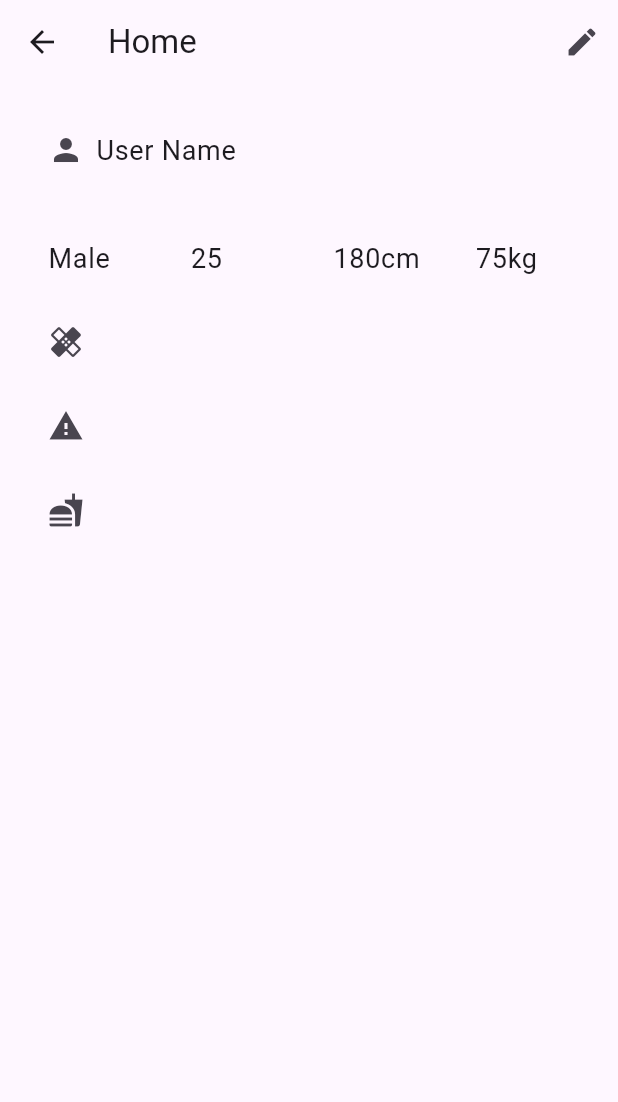
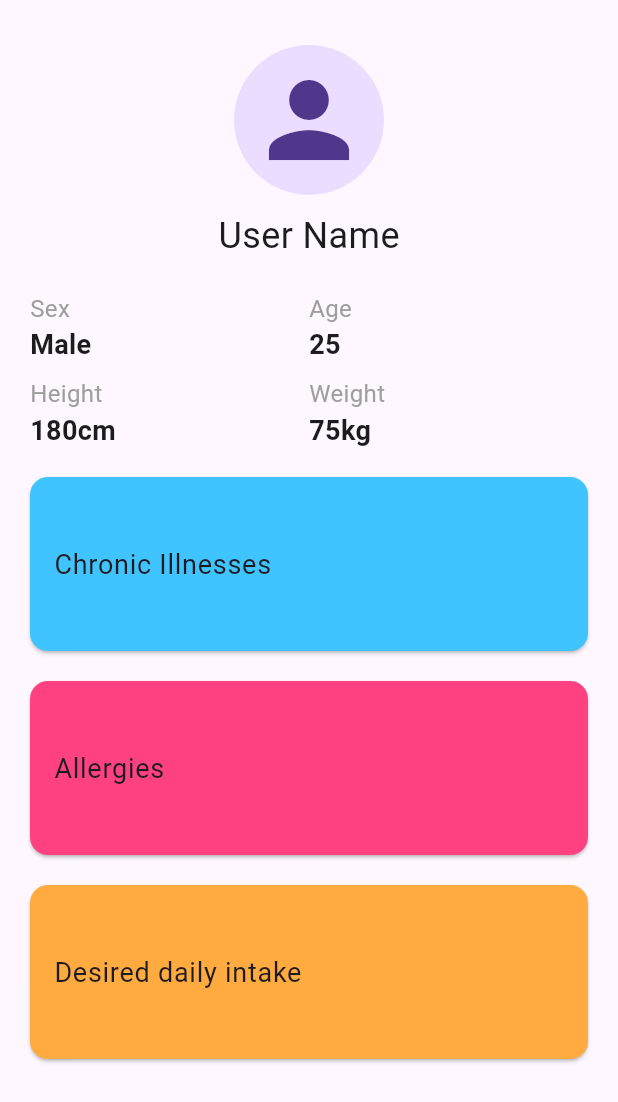
Before and after one commit to neoman-omyeon-go/Bigsasimi_FrontEnd, a Flutter app: the Profile screen opened directly, on a phone screen of 412 x 824 dp. Shown: the top 1102 px of the screen. Run offline on Flutter 3.47's test engine with Material 3 defaults, Android fonts, the phone set to English and light mode, and no system bars; our stand-ins replace dio, flutter_native_splash, flutter_secure_storage, fluttertoast; missing offline and left inert: dart:js, dart:js_interop; accounts and stored records are empty.

Commit message:
Profile just Showing to Client

```diff
--- a/lib/profile.dart
+++ b/lib/profile.dart
@@ -1,131 +1,102 @@
 import 'package:flutter/material.dart';
 
+// Profile 페이지가 별도의 화면으로서 다른 페이지에서 네비게이션으로 이동할 때
 class Profile extends StatefulWidget {
   @override
-  _ProfilePageState createState() => _ProfilePageState();
+  _ProfileState createState() => _ProfileState();
 }
 
-class _ProfilePageState extends State<Profile> {
-  bool isEditMode = false;
-
-  // Create a text editing controller for each field
-  final TextEditingController _nameController = TextEditingController();
-  final TextEditingController _sexController = TextEditingController();
-  final TextEditingController _ageController = TextEditingController();
-  final TextEditingController _heightController = TextEditingController();
-  final TextEditingController _weightController = TextEditingController();
-  final TextEditingController _chronicIllnessController = TextEditingController();
-  final TextEditingController _allergiesController = TextEditingController();
-  final TextEditingController _dailyIntakeController = TextEditingController();
-
-  @override
-  void dispose() {
-    // Dispose the controllers when the widget is removed from the widget tree
-    _nameController.dispose();
-    _sexController.dispose();
-    _ageController.dispose();
-    _heightController.dispose();
-    _weightController.dispose();
-    _chronicIllnessController.dispose();
-    _allergiesController.dispose();
-    _dailyIntakeController.dispose();
-    super.dispose();
-  }
-
-  void toggleEditMode() {
-    setState(() {
-      isEditMode = !isEditMode;
-    });
-  }
-
+class _ProfileState extends State<Profile> {
   @override
   Widget build(BuildContext context) {
     return Scaffold(
-      appBar: AppBar(
-        title: Text('Home'),
-        leading: IconButton(
-          icon: Icon(Icons.arrow_back),
-          onPressed: () => Navigator.of(context).pop(),
+      body: ListView(
+        children: <Widget>[
+          SizedBox(height: 30),
+          CircleAvatar(
+            radius: 50,
+            child: Icon(Icons.person, size: 80),
           ),
-        actions: <Widget>[
-          if (isEditMode)
-            IconButton(
-              icon: Icon(Icons.save),
-              onPressed: () {
-                // Save data logic
-                toggleEditMode();
-              },
+          SizedBox(height: 10),
+          Center(child: Text('User Name', style: TextStyle(fontSize: 24))),
+          SizedBox(height: 20),
+          Padding(
+            padding: const EdgeInsets.symmetric(horizontal: 20),
+            child: Column(
+              children: <Widget>[
+                Row(
+                  mainAxisAlignment: MainAxisAlignment.spaceBetween,
+                  children: const <Widget>[
+                    Expanded(
+                      child: UserInfoRow(title: 'Sex', value: 'Male'),
                     ),
-          if (!isEditMode)
-            IconButton(
-              icon: Icon(Icons.edit),
-              onPressed: () => toggleEditMode(),
+                    Expanded(
+                      child: UserInfoRow(title: 'Age', value: '25'),
                     ),
                   ],
                 ),
-      body: SingleChildScrollView(
-        padding: EdgeInsets.all(16),
-        child: Column(
-          children: <Widget>[
-            _buildEditableProfileItem(_nameController, 'User Name', 'User Name', Icons.person),
-            SizedBox(height: 16),
                 Row(
-              mainAxisAlignment: MainAxisAlignment.spaceEvenly,
-              children: <Widget>[
-                _buildEditableProfileItem(_sexController, 'Sex', 'Male', null, flex: 2),
-                _buildEditableProfileItem(_ageController, 'Age', '25', null, flex: 2),
-                _buildEditableProfileItem(_heightController, 'Height', '180cm', null, flex: 2),
-                _buildEditableProfileItem(_weightController, 'Weight', '75kg', null, flex: 2),
+                  mainAxisAlignment: MainAxisAlignment.spaceBetween,
+                  children: const <Widget>[
+                    Expanded(
+                      child: UserInfoRow(title: 'Height', value: '180cm'),
+                    ),
+                    Expanded(
+                      child: UserInfoRow(title: 'Weight', value: '75kg'),
+                    ),
                   ],
                 ),
-            _buildEditableProfileItem(_chronicIllnessController, 'Chronic Illnesses', '', Icons.healing, isTextArea: true),
-            _buildEditableProfileItem(_allergiesController, 'Allergies', '', Icons.warning, isTextArea: true),
-            _buildEditableProfileItem(_dailyIntakeController, 'Desired daily intake', '', Icons.fastfood, isTextArea: true),
-            if (isEditMode)
-              Padding(
-                padding: const EdgeInsets.symmetric(vertical: 16.0),
-                child: ElevatedButton(
-                  onPressed: () => toggleEditMode(),
-                  child: Text('Save Changes'),
+                ProfileSectionButton(title: 'Chronic Illnesses', color: Colors.lightBlueAccent),
+                ProfileSectionButton(title: 'Allergies', color: Colors.pinkAccent),
+                ProfileSectionButton(title: 'Desired daily intake', color: Colors.orangeAccent),
+              ],
             ),
           ),
         ],
       ),
-      ),
     );
   }
+}
 
-  Widget _buildEditableProfileItem(
-      TextEditingController controller,
-      String label,
-      String placeholder,
-      IconData? icon, {
-        bool isTextArea = false,
-        int flex = 1,
-      }) {
-    return Flexible(
-      flex: flex,
-      child: ListTile(
-        title: isEditMode
-            ? (isTextArea
-            ? TextField(
-          controller: controller,
-          decoration: InputDecoration(labelText: label),
-          minLines: 1,
-          maxLines: 5,
-        )
-            : TextField(
-          controller: controller,
-          decoration: InputDecoration(labelText: label),
-        ))
-            : Row(
-          children: [
-            if (icon != null) Icon(icon),
-            if (icon != null) SizedBox(width: 8),
-            Text(placeholder, style: TextStyle(fontSize: 18)),
+class UserInfoRow extends StatelessWidget {
+  final String title;
+  final String value;
+
+  const UserInfoRow({Key? key, required this.title, required this.value}) : super(key: key);
+
+  @override
+  Widget build(BuildContext context) {
+    return Padding(
+      padding: const EdgeInsets.only(bottom: 8.0),
+      child: Column(
+        crossAxisAlignment: CrossAxisAlignment.start,
+        children: <Widget>[
+          Text(title, style: TextStyle(fontSize: 16, color: Colors.grey)),
+          Text(value, style: TextStyle(fontSize: 18, fontWeight: FontWeight.bold)),
         ],
-        ),
       ),
     );
   }
 }
+
+class ProfileSectionButton extends StatelessWidget {
+  final String title;
+  final Color color;
+
+  const ProfileSectionButton({Key? key, required this.title, required this.color}) : super(key: key);
+
+  @override
+  Widget build(BuildContext context) {
+    return Card(
+      color: color,
+      margin: EdgeInsets.symmetric(vertical: 10),
+      child: ListTile(
+        contentPadding: EdgeInsets.symmetric(vertical: 30.0, horizontal: 16.0),
+        title: Text(title, style: TextStyle(fontSize: 18)),
+        onTap: () {
+          // 해당 섹션 클릭시 동작 추가
+        },
+      ),
+    );
+  }
+}
```
Lines whose indentation alone changed are shown as unchanged.
